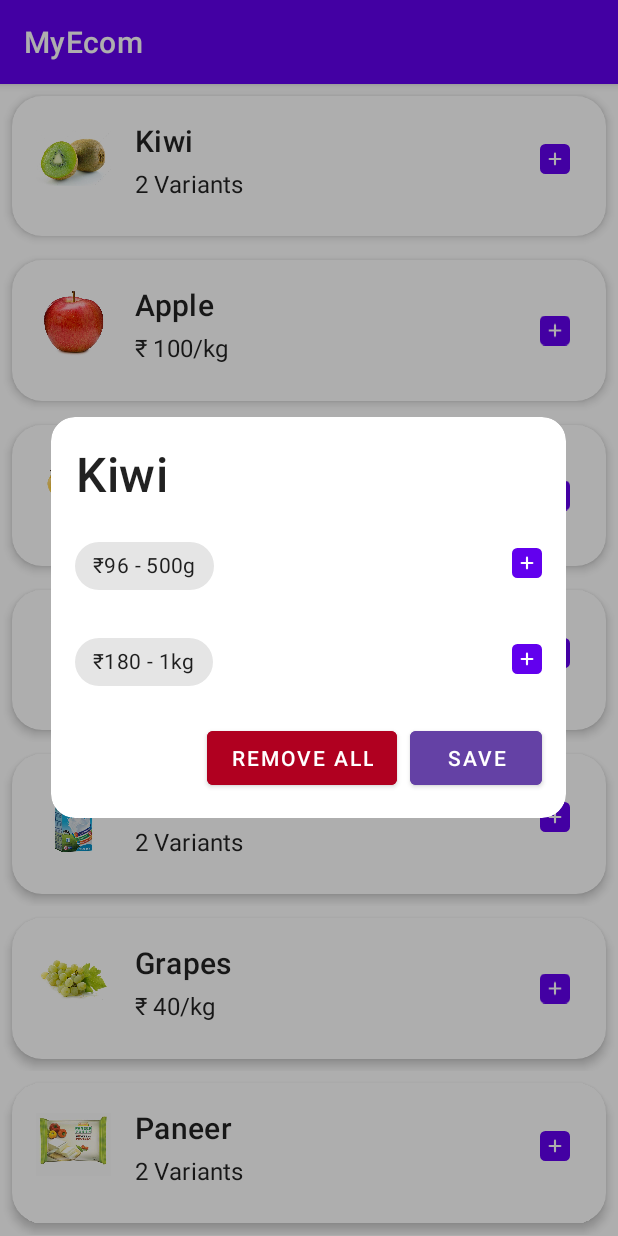
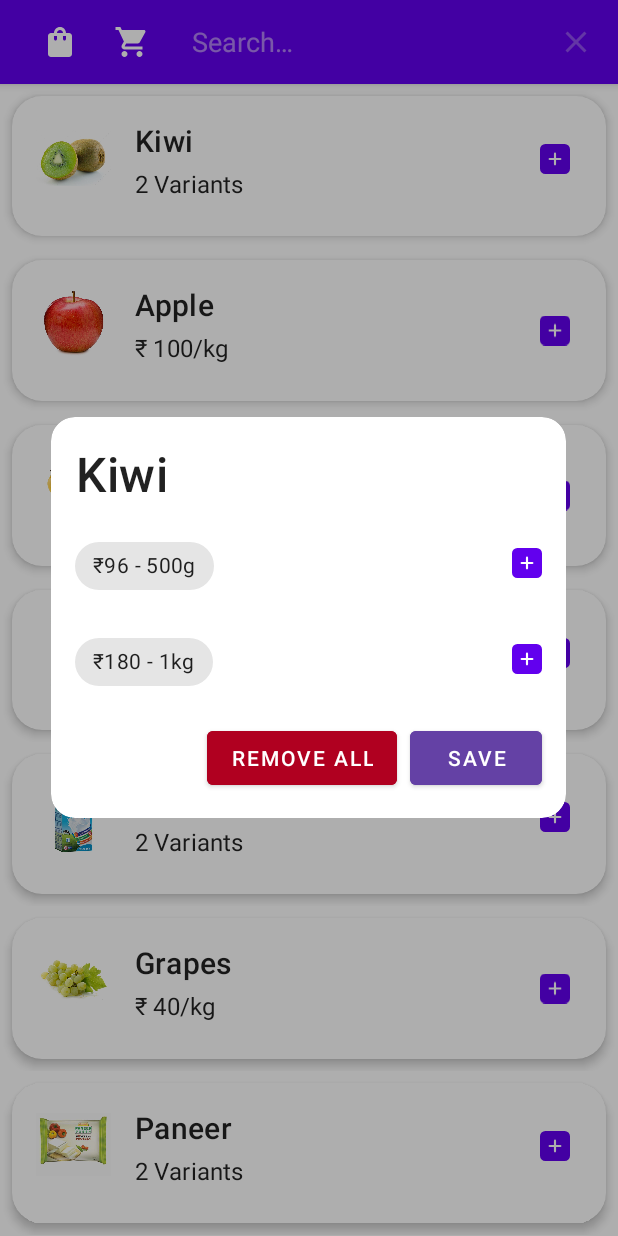
Before and after one commit to imAtulSharma/MyEcom, an Android app: the screen it shows after launch (MainActivity), after a tap on "To add product", on a phone screen of 412 x 824 dp. Run offline under Robolectric (Android 15) with nearby library versions, the light colour scheme and no system bars; 3 other taps on this screen came first.

Commit message:
Add: Options menu

```diff
--- a/user-app/src/main/java/com/streamliners/myecom/MainActivity.java
+++ b/user-app/src/main/java/com/streamliners/myecom/MainActivity.java
@@ -1,30 +1,24 @@
 package com.streamliners.myecom;
 
+import androidx.annotation.NonNull;
 import androidx.appcompat.app.AppCompatActivity;
+import androidx.appcompat.widget.SearchView;
 import androidx.recyclerview.widget.LinearLayoutManager;
 
 import android.content.Intent;
 import android.content.SharedPreferences;
-import android.graphics.Bitmap;
-import android.graphics.Canvas;
-import android.graphics.drawable.BitmapDrawable;
-import android.graphics.drawable.Drawable;
-import android.net.Uri;
 import android.os.Bundle;
+import android.view.Menu;
+import android.view.MenuItem;
 import android.view.View;
+import android.widget.Toast;
 
 import com.google.gson.Gson;
 import com.streamliners.models.Cart;
 import com.streamliners.models.Product;
-import com.streamliners.models.Variant;
 import com.streamliners.myecom.databinding.ActivityMainBinding;
-import com.streamliners.myecom.databinding.ItemVbProductBinding;
-import com.streamliners.myecom.databinding.ItemWbProductBinding;
 import com.streamliners.myecom.tmp.ProductsHelper;
 
-import java.io.Serializable;
-import java.util.ArrayList;
-import java.util.Arrays;
 import java.util.List;
 
 public class MainActivity extends AppCompatActivity {
@@ -54,6 +48,52 @@ public class MainActivity extends AppCompatActivity {
         mainBinding.btnCheckout.setOnClickListener(view -> checkout());
     }
 
+    @Override
+    public boolean onCreateOptionsMenu(Menu menu) {
+        // Inflate the menu
+        getMenuInflater().inflate(R.menu.my_menu, menu);
+
+        // Get the search view
+        SearchView searchView = (SearchView) menu.findItem(R.id.search).getActionView();
+
+        searchView.setOnQueryTextListener(new SearchView.OnQueryTextListener() {
+            @Override
+            public boolean onQueryTextSubmit(String query) {
+                adapter.filter(query);
+                return true;
+            }
+
+            @Override
+            public boolean onQueryTextChange(String newText) {
+                adapter.filter(newText);
+                return false;
+            }
+        });
+        return true;
+    }
+
+    @Override
+    public boolean onOptionsItemSelected(@NonNull MenuItem item) {
+        if (item.getItemId() == R.id.my_cart) {
+            checkout();
+            return true;
+        } else if (item.getItemId() == R.id.my_orders) {
+            myOrders();
+            return true;
+        }
+        return super.onOptionsItemSelected(item);
+    }
+
+    /**
+     * To display the previous orders
+     */
+    private void myOrders() {
+        Toast.makeText(this, "Previous Orders", Toast.LENGTH_SHORT).show();
+    }
+
+    /**
+     * To checkout the selected items
+     */
     private void checkout() {
         Intent intent = new Intent(this, CheckoutActivity.class);
         intent.putExtra(CheckoutActivity.KEY_CART, cart);
@@ -62,12 +102,7 @@ public class MainActivity extends AppCompatActivity {
     }
 
     private void setupAdapter() {
-        AdapterCallbacksListener listener = new AdapterCallbacksListener() {
-            @Override
-            public void onCartUpdated() {
-                updateCartSummary();
-            }
-        };
+        AdapterCallbacksListener listener = this::updateCartSummary;
 
         adapter = new ProductsAdapter(this
                 , products
--- a/user-app/src/main/java/com/streamliners/myecom/ProductsAdapter.java
+++ b/user-app/src/main/java/com/streamliners/myecom/ProductsAdapter.java
@@ -17,23 +17,27 @@ import com.streamliners.myecom.viewholders.WBProductViewHolder;
 
 import org.jetbrains.annotations.NotNull;
 
+import java.util.ArrayList;
 import java.util.List;
 
 public class ProductsAdapter extends RecyclerView.Adapter<RecyclerView.ViewHolder> {
 
-    private Context context;
-    private List<Product> products;
-    private ProductBinder productBinder;
+    private final Context context;
+    private final List<Product> products;
+    // For the visible items
+    private final List<Product> visibleProducts;
+    private final ProductBinder productBinder;
 
     public ProductsAdapter(Context context, List<Product> products, Cart cart, AdapterCallbacksListener listener){
         this.context = context;
         this.products = products;
-        productBinder = new ProductBinder(context, cart, listener);
+        this.visibleProducts  = new ArrayList<>(products);
+        this.productBinder = new ProductBinder(context, cart, listener);
     }
 
     @Override
     public int getItemViewType(int position) {
-        return products.get(position).type;
+        return visibleProducts.get(position).type;
     }
 
     @NonNull
@@ -59,7 +63,7 @@ public class ProductsAdapter extends RecyclerView.Adapter<RecyclerView.ViewHolde
 
     @Override
     public void onBindViewHolder(@NonNull @NotNull RecyclerView.ViewHolder holder, int position) {
-        Product product = products.get(position);
+        Product product = visibleProducts.get(position);
 
         if(holder instanceof WBProductViewHolder){
             productBinder.bindWBP(((WBProductViewHolder) holder).b, product);
@@ -70,6 +74,32 @@ public class ProductsAdapter extends RecyclerView.Adapter<RecyclerView.ViewHolde
 
     @Override
     public int getItemCount() {
-        return products.size();
+        return visibleProducts.size();
+    }
+
+    /**
+     * To filter the visible list
+     * @param query query for the search
+     */
+    public void filter(String query) {
+        // Clear the list
+        visibleProducts.clear();
+
+        // Check for query given
+        if (query.trim().isEmpty()) {
+            // Add all the products of the main list into visible list
+            visibleProducts.addAll(products);
+        } else {
+            // Filter according to the query
+            for (Product product :
+                    products) {
+                if (product.name.toLowerCase().contains(query.toLowerCase())) {
+                    visibleProducts.add(product);
+                }
+            }
+        }
+
+        // Refreshing the list
+        notifyDataSetChanged();
     }
 }
--- /dev/null
+++ b/user-app/src/main/res/drawable/ic_bag.xml
@@ -0,0 +1,5 @@
+<vector android:height="24dp" android:tint="#FFFFFF"
+    android:viewportHeight="24" android:viewportWidth="24"
+    android:width="24dp" xmlns:android="http://schemas.android.com/apk/res/android">
+    <path android:fillColor="@android:color/white" android:pathData="M18,6h-2c0,-2.21 -1.79,-4 -4,-4S8,3.79 8,6H6C4.9,6 4,6.9 4,8v12c0,1.1 0.9,2 2,2h12c1.1,0 2,-0.9 2,-2V8C20,6.9 19.1,6 18,6zM10,10c0,0.55 -0.45,1 -1,1s-1,-0.45 -1,-1V8h2V10zM12,4c1.1,0 2,0.9 2,2h-4C10,4.9 10.9,4 12,4zM16,10c0,0.55 -0.45,1 -1,1s-1,-0.45 -1,-1V8h2V10z"/>
+</vector>
--- /dev/null
+++ b/user-app/src/main/res/drawable/ic_buy.xml
@@ -0,0 +1,5 @@
+<vector android:height="24dp" android:tint="#FFFFFF"
+    android:viewportHeight="24" android:viewportWidth="24"
+    android:width="24dp" xmlns:android="http://schemas.android.com/apk/res/android">
+    <path android:fillColor="@android:color/white" android:pathData="M7,18c-1.1,0 -1.99,0.9 -1.99,2S5.9,22 7,22s2,-0.9 2,-2 -0.9,-2 -2,-2zM1,2v2h2l3.6,7.59 -1.35,2.45c-0.16,0.28 -0.25,0.61 -0.25,0.96 0,1.1 0.9,2 2,2h12v-2L7.42,15c-0.14,0 -0.25,-0.11 -0.25,-0.25l0.03,-0.12 0.9,-1.63h7.45c0.75,0 1.41,-0.41 1.75,-1.03l3.58,-6.49c0.08,-0.14 0.12,-0.31 0.12,-0.48 0,-0.55 -0.45,-1 -1,-1L5.21,4l-0.94,-2L1,2zM17,18c-1.1,0 -1.99,0.9 -1.99,2s0.89,2 1.99,2 2,-0.9 2,-2 -0.9,-2 -2,-2z"/>
+</vector>
--- /dev/null
+++ b/user-app/src/main/res/drawable/ic_search.xml
@@ -0,0 +1,5 @@
+<vector android:height="24dp" android:tint="#FFFFFF"
+    android:viewportHeight="24" android:viewportWidth="24"
+    android:width="24dp" xmlns:android="http://schemas.android.com/apk/res/android">
+    <path android:fillColor="@android:color/white" android:pathData="M15.5,14h-0.79l-0.28,-0.27C15.41,12.59 16,11.11 16,9.5 16,5.91 13.09,3 9.5,3S3,5.91 3,9.5 5.91,16 9.5,16c1.61,0 3.09,-0.59 4.23,-1.57l0.27,0.28v0.79l5,4.99L20.49,19l-4.99,-5zM9.5,14C7.01,14 5,11.99 5,9.5S7.01,5 9.5,5 14,7.01 14,9.5 11.99,14 9.5,14z"/>
+</vector>
--- /dev/null
+++ b/user-app/src/main/res/menu/my_menu.xml
@@ -0,0 +1,21 @@
+<?xml version="1.0" encoding="utf-8"?>
+<menu xmlns:android="http://schemas.android.com/apk/res/android"
+    xmlns:app="http://schemas.android.com/apk/res-auto">
+
+    <item android:id="@+id/my_orders"
+        android:title="@string/title_my_cart"
+        android:icon="@drawable/ic_bag"
+        app:showAsAction="ifRoom"/>
+
+    <item android:id="@+id/my_cart"
+        android:title="@string/title_buy"
+        android:icon="@drawable/ic_buy"
+        app:showAsAction="always"/>
+
+    <item android:id="@+id/search"
+        android:title="@string/title_search"
+        android:icon="@drawable/ic_search"
+        app:showAsAction="always"
+        app:actionViewClass="androidx.appcompat.widget.SearchView"/>
+
+</menu>
--- a/user-app/src/main/res/values/strings.xml
+++ b/user-app/src/main/res/values/strings.xml
@@ -16,4 +16,7 @@
     <string name="hint_contact_no">Contact No.</string>
     <string name="title_place_order">Place Order</string>
     <string name="desc_address">Button for address edition</string>
+    <string name="title_search">Search</string>
+    <string name="title_buy">Buy</string>
+    <string name="title_my_cart">My Cart</string>
 </resources>
```
Also changed, not shown: user-app/src/main/java/com/streamliners/myecom/CheckoutActivity.java (+19 -1 lines).
